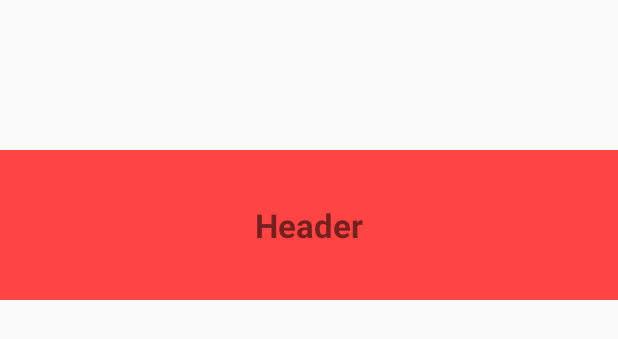
After one commit to cuongnq88/StickyListViewHeaders, an Android app: the layout header_list_view.xml on its own in the app's theme, with its tools: preview values and no code run, on a phone screen of 412 x 824 dp. The commit adds this screen. Shown: the top 339 px of the screen. Run offline under Robolectric (Android 15) with nearby library versions, the phone set to English and light mode, and no system bars.

Commit message:
add MyBaseAdapter,add layout header

```diff
--- a/Sample/app/src/main/java/com/cuongnq88/Utils/ListViewScrollTracker.java
+++ b/Sample/app/src/main/java/com/cuongnq88/Utils/ListViewScrollTracker.java
@@ -66,9 +66,9 @@ public class ListViewScrollTracker {
      */
     public boolean detectedListViewScroll(int firstVisibleItem) {
         boolean isUpScrolling = false;
+        View view = mListView.getChildAt(0);
+        int top = (view == null) ? 0 : view.getTop();
         if (mOldFirstVisibleItem == firstVisibleItem) {
-            View view = mListView.getChildAt(0);
-            int top = (view == null) ? 0 : view.getTop();
             if (mOldTop < top) {
                 isUpScrolling = true;
             } else if (mOldTop > top) {
@@ -81,6 +81,7 @@ public class ListViewScrollTracker {
         } else if (mOldFirstVisibleItem < firstVisibleItem) {
             isUpScrolling = false;
         }
+        mOldTop = top;
         mOldFirstVisibleItem = firstVisibleItem;
         mOldIsUpScrolling = isUpScrolling;
         return isUpScrolling;
--- /dev/null
+++ b/Sample/app/src/main/res/layout/header_list_view.xml
@@ -0,0 +1,22 @@
+<?xml version="1.0" encoding="utf-8"?>
+<LinearLayout xmlns:android="http://schemas.android.com/apk/res/android"
+    android:layout_width="match_parent"
+    android:layout_height="wrap_content"
+    android:orientation="vertical">
+
+    <View
+        android:id="@+id/view_head_sticky"
+        android:layout_width="match_parent"
+        android:layout_height="100dp" />
+
+    <TextView
+        android:id="@+id/textViewHeader"
+        android:layout_width="match_parent"
+        android:layout_height="100dp"
+        android:background="@android:color/holo_red_light"
+        android:gravity="center"
+        android:text="Header"
+        android:textSize="22sp"
+        android:textStyle="bold" />
+
+</LinearLayout>
```
Also changed, not shown: Sample/app/src/main/java/com/cuongnq88/adapter/MyBaseAdapter.java (added, +74 -0 lines), Sample/app/src/main/java/com/cuongnq88/listener/StickyListViewListener.java (+5 -5 lines), Sample/app/src/main/java/com/cuongnq88/stickylistviewheaders/MainActivity.java (+74 -3 lines), Sample/app/src/main/res/layout/activity_main.xml (+18 -0 lines), Sample/app/src/main/res/layout/item_list_view.xml (added, +17 -0 lines), 1 other file.
